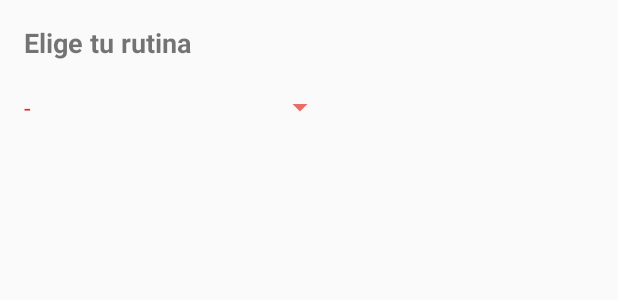
After one commit to Daniel1684/AppGymOriginal, an Android app: the layout actividades.xml on its own in the app's theme, with its tools: preview values and no code run, on a phone screen of 412 x 824 dp. The commit adds this screen. Shown: the top 300 px of the screen. Run offline under Robolectric (Android 15) with nearby library versions, the phone set to English and light mode, and no system bars.

Commit message:
Terminado actividad  y clase de actividades

```diff
--- a/app/src/main/java/com/danielreimundo/appgym/MainActivity.java
+++ b/app/src/main/java/com/danielreimundo/appgym/MainActivity.java
@@ -4,11 +4,14 @@ import android.content.Intent;
 import android.support.v7.app.AppCompatActivity;
 import android.os.Bundle;
 import android.view.View;
+import android.widget.TextView;
 import android.widget.Toast;
 
 import com.danielreimundo.appgym.bd.DatabaseManager;
 import com.danielreimundo.appgym.rutinas.Abdominales;
 import com.danielreimundo.appgym.rutinas.Rutina;
+
+
 
 public class MainActivity extends AppCompatActivity {
     DatabaseManager db;
@@ -17,9 +20,6 @@ public class MainActivity extends AppCompatActivity {
         super.onCreate(savedInstanceState);
         this.setTitle("Menu Principal");
         setContentView(R.layout.activity_main);
-        db = new DatabaseManager(this);
-        Toast.makeText(this.getApplicationContext(), "Codigo: " +
-                Long.toString(db.ingresarRutina(new Abdominales(3,5))), Toast.LENGTH_SHORT ).show();
 
     }
     public  void abrirActividades(View v){
--- a/app/src/main/java/com/danielreimundo/appgym/bd/DatabaseManager.java
+++ b/app/src/main/java/com/danielreimundo/appgym/bd/DatabaseManager.java
@@ -36,8 +36,7 @@ public class DatabaseManager {
         consulta+=" distancia real,";
         consulta+=" dificultad text,";
         consulta+=" dia integer,";
-        consulta+=" semana integer,";
-        consulta+=" tipoRecorrido text";
+        consulta+=" semana integer";
         consulta+=");";
     return consulta;
     }
@@ -74,6 +73,9 @@ public class DatabaseManager {
         ContentValues cv = new ContentValues();
         cv.put("nombre", rutina.getNombre());
         cv.put("tiempo", rutina.getTiempo());
+        cv.put("dificultad", rutina.getDificultad());
+        cv.put("dia", rutina.getDia());
+        cv.put("semana", rutina.getSemana());
 
 
         if(rutina instanceof RutinaNoRepetible){
--- /dev/null
+++ b/app/src/main/res/layout/actividades.xml
@@ -0,0 +1,163 @@
+<?xml version="1.0" encoding="utf-8"?>
+<android.support.constraint.ConstraintLayout xmlns:android="http://schemas.android.com/apk/res/android"
+    xmlns:app="http://schemas.android.com/apk/res-auto"
+    xmlns:tools="http://schemas.android.com/tools"
+    android:layout_width="match_parent"
+    android:layout_height="match_parent"
+    tools:context="com.danielreimundo.appgym.Actividades">
+
+    <ScrollView
+        android:layout_width="0dp"
+        android:layout_height="0dp"
+        android:layout_marginBottom="8dp"
+        android:layout_marginEnd="8dp"
+        android:layout_marginLeft="8dp"
+        android:layout_marginRight="8dp"
+        android:layout_marginStart="8dp"
+        android:layout_marginTop="8dp"
+        app:layout_constraintBottom_toBottomOf="parent"
+        app:layout_constraintHorizontal_bias="0.0"
+        app:layout_constraintLeft_toLeftOf="parent"
+        app:layout_constraintRight_toRightOf="parent"
+        app:layout_constraintTop_toTopOf="parent"
+        app:layout_constraintVertical_bias="0.0"
+        tools:layout_constraintBottom_creator="1"
+        tools:layout_constraintLeft_creator="1"
+        tools:layout_constraintRight_creator="1"
+        tools:layout_constraintTop_creator="1">
+
+        <LinearLayout
+            android:layout_width="match_parent"
+            android:layout_height="wrap_content"
+            android:orientation="vertical">
+
+            <TextView
+                android:id="@+id/tv_actividades_titulo"
+                android:layout_width="match_parent"
+                android:layout_height="wrap_content"
+                android:layout_margin="8dp"
+                android:text="Elige tu rutina "
+                android:textSize="18dp"
+                android:textStyle="bold"
+                tools:layout_editor_absoluteX="25dp"
+                tools:layout_editor_absoluteY="16dp" />
+            <!-- Editar : values > strings -->
+            <Spinner
+                android:id="@+id/spinner_actividades_tipos_ejercicios"
+                android:layout_width="match_parent"
+                android:layout_height="26dp"
+                android:layout_marginEnd="180dp"
+                android:layout_marginRight="180dp"
+                android:layout_marginTop="10dp"
+                android:entries="@array/ejercicios"
+                app:layout_constraintRight_toRightOf="parent"
+                tools:layout_editor_absoluteY="52dp" />
+
+
+            <EditText
+                android:id="@+id/et_actividades_tiempo"
+                android:layout_width="match_parent"
+                android:layout_height="wrap_content"
+                android:layout_marginTop="20dp"
+                android:ems="10"
+                android:hint="Tiempo realizado"
+                android:inputType="number"
+                android:visibility="gone"/>
+
+            <EditText
+                android:id="@+id/et_actividades_dia"
+                android:layout_width="match_parent"
+                android:layout_height="wrap_content"
+                android:ems="10"
+                android:hint="Dia"
+                android:inputType="textPersonName"
+                android:visibility="gone"/>
+
+            <EditText
+                android:id="@+id/et_actividades_semana"
+                android:layout_width="match_parent"
+                android:layout_height="wrap_content"
+                android:ems="10"
+                android:hint="Semana"
+                android:inputType="textPersonName"
+                android:visibility="gone"/>
+
+            <TextView
+                android:id="@+id/tv_actividades_dificultad"
+                android:layout_width="match_parent"
+                android:layout_height="wrap_content"
+                android:layout_margin="8dp"
+                android:text="Dificultad"
+                android:textSize="18dp"
+                android:textStyle="bold"
+                android:visibility="gone"/>
+
+            <RadioGroup
+                android:id="@+id/radiogroup_actividades_dificultad"
+                android:layout_width="match_parent"
+                android:layout_height="match_parent"
+                android:orientation="horizontal"
+                android:visibility="gone">
+
+                <RadioButton
+                    android:id="@+id/radio_actividades_facil"
+                    android:layout_width="wrap_content"
+                    android:layout_height="wrap_content"
+                    android:layout_weight="1"
+                    android:text="Fácil" />
+
+                <RadioButton
+                    android:id="@+id/radio_actividades_medio"
+                    android:layout_width="wrap_content"
+                    android:layout_height="wrap_content"
+                    android:layout_weight="1"
+                    android:text="Medio" />
+
+                <RadioButton
+                    android:id="@+id/radio_actividades_dificil"
+                    android:layout_width="wrap_content"
+                    android:layout_height="wrap_content"
+                    android:layout_weight="1"
+                    android:text="Difícil" />
+
+            </RadioGroup>
+
+            <EditText
+                android:id="@+id/et_actividades_distancia"
+                android:layout_width="match_parent"
+                android:layout_height="wrap_content"
+                android:layout_weight="1"
+                android:ems="10"
+                android:hint="Distancia (km)"
+                android:inputType="number"
+                android:visibility="gone"/>
+
+            <EditText
+                android:id="@+id/et_actividades_repeticiones"
+                android:layout_width="match_parent"
+                android:layout_height="wrap_content"
+                android:ems="10"
+                android:hint="Repeticiones"
+                android:inputType="number"
+                android:visibility="gone"/>
+
+            <EditText
+                android:id="@+id/et_actividades_series"
+                android:layout_width="match_parent"
+                android:layout_height="wrap_content"
+                android:ems="10"
+                android:hint="Series"
+                android:inputType="number"
+                android:visibility="gone"/>
+
+            <Button
+                android:id="@+id/button_actividades_guardar"
+                android:layout_width="wrap_content"
+                android:layout_height="match_parent"
+                android:layout_marginTop="20dp"
+                android:text="Guardar"
+                android:visibility="gone"/>
+        </LinearLayout>
+    </ScrollView>
+
+</android.support.constraint.ConstraintLayout>
--- a/app/src/main/res/values/colors.xml
+++ b/app/src/main/res/values/colors.xml
@@ -1,7 +1,7 @@
 <?xml version="1.0" encoding="utf-8"?>
 <resources>
-    <color name="colorPrimary">#80d84343</color>
-    <color name="colorPrimaryDark">#f65b2a</color>
+    <color name="colorPrimary">#000000</color>
+    <color name="colorPrimaryDark">#e40c01</color>
     <color name="colorAccent">#FF4081</color>
     <color name="foreground_material_light">#000000</color>
 </resources>
--- a/app/src/main/res/values/strings.xml
+++ b/app/src/main/res/values/strings.xml
@@ -1,6 +1,7 @@
 <resources>
     <string name="app_name">AppGym</string>
     <string-array name="ejercicios">
+        <item>-</item>
         <item>Abdominales</item>
         <item>Correr</item>
         <item>Flexiones</item>
--- a/app/src/main/res/values/styles.xml
+++ b/app/src/main/res/values/styles.xml
@@ -6,7 +6,7 @@
         <item name="colorPrimary">@color/colorPrimaryDark</item>
         <item name="colorPrimaryDark">@color/colorPrimaryDark</item>
         <item name="colorAccent">@color/colorAccent</item>
-        <item name="android:colorForeground">@color/foreground_material_light</item>
+        <item name="android:colorForeground">@color/colorPrimaryDark</item>
     </style>
 
 </resources>
```
Also changed, not shown: app/src/main/java/com/danielreimundo/appgym/Actividades.java (+118 -2 lines), app/src/main/java/com/danielreimundo/appgym/rutinas/Correr.java (+4 -12 lines), app/src/main/res/layout/activity_actividades.xml (deleted, +0 -84 lines).
